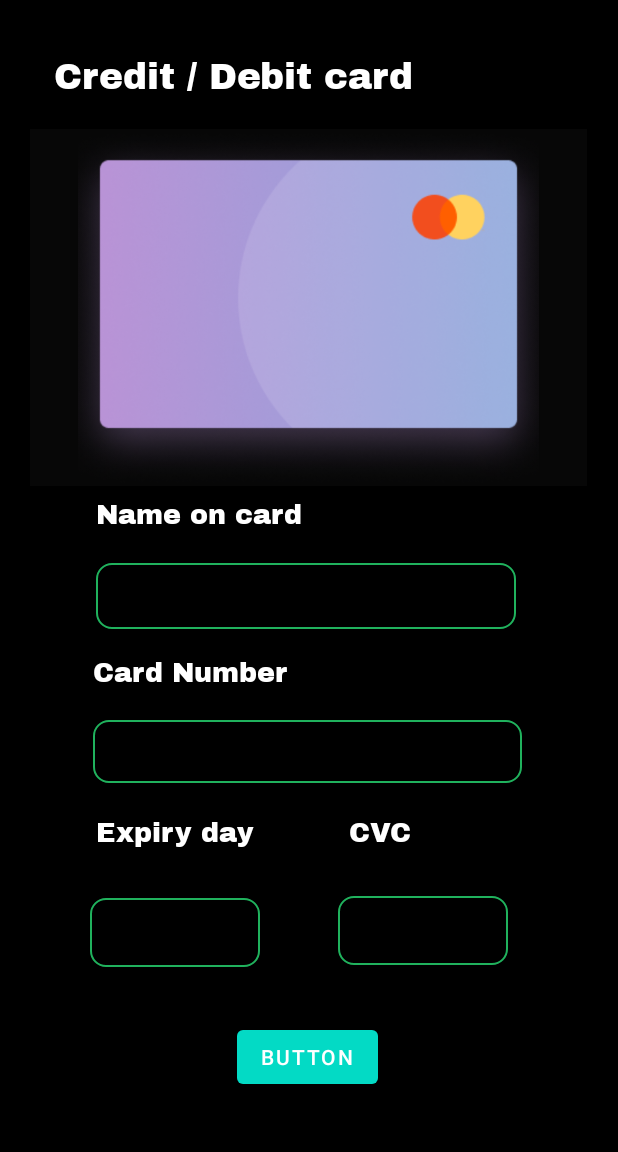
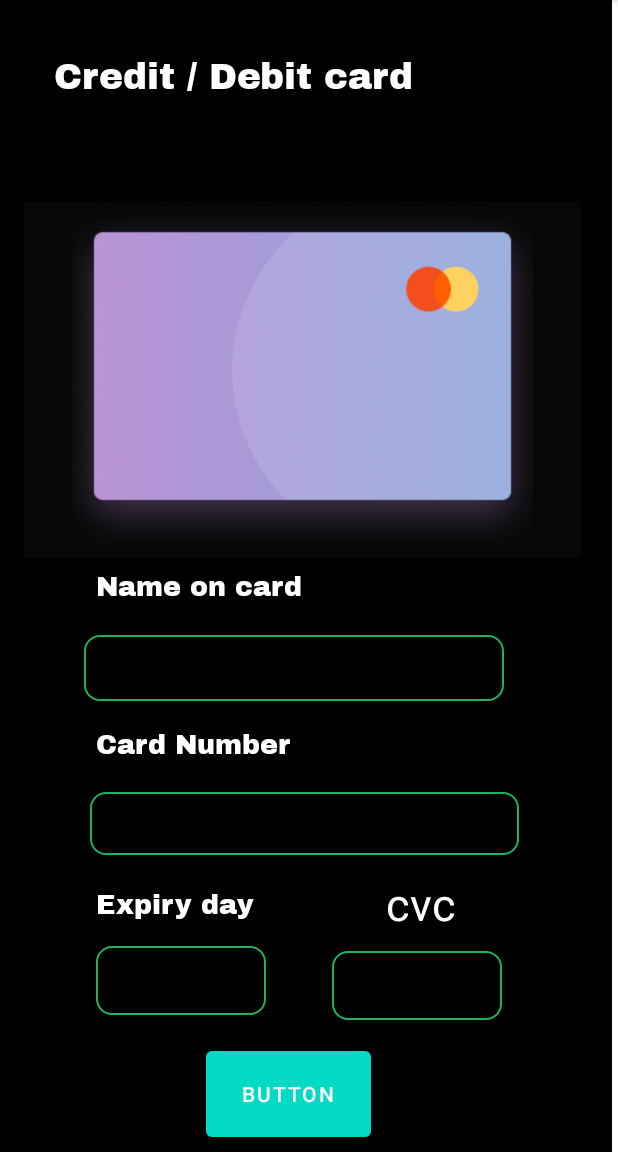
Before and after one commit to diegoperezceada/DelivreyApp, an Android app: the pay_method screen opened directly, with no data from a screen before it, after a tap on "BUTTON", on a phone screen of 412 x 824 dp, the part 84-1236 px from its top. Run offline under Robolectric (Android 15) with nearby library versions, the phone set to English and light mode, and no system bars; Roboto replaces fonts that are not available here.

Commit message:
arreglado lo la direccion de la tarjeta al restaurantes, tambien de que login te mande al restaurantes (falta arreglar que la parte de login, el boton confirmar se sube a la parte de la contraseña)

```diff
--- a/app/src/main/java/institute/immune/delivreyapp/Registrer.java
+++ b/app/src/main/java/institute/immune/delivreyapp/Registrer.java
@@ -39,15 +39,12 @@ public class Registrer extends AppCompatActivity {
         myOpenHelper = new MyOpenHelper(this);
     }
 
-
-
     public void OnclickLogin(View view){
         Intent intent = new Intent(this, login.class);
         startActivity(intent);
     }
 
     public void recogerDatos(View view){
-
 
         String datos_Phone = phone.getText().toString();
         String datosMail = mail.getText().toString();
@@ -79,7 +76,7 @@ public class Registrer extends AppCompatActivity {
 
         else{
             myOpenHelper.insert_user(datos_Phone, datosMail, datosPassword);
-            Intent intent = new Intent(this, intermedia.class);
+            Intent intent = new Intent(this, pay_method.class);
             startActivity(intent);
 
 
--- a/app/src/main/java/institute/immune/delivreyapp/pay_method.java
+++ b/app/src/main/java/institute/immune/delivreyapp/pay_method.java
@@ -2,6 +2,7 @@ package institute.immune.delivreyapp;
 
 import androidx.appcompat.app.AppCompatActivity;
 
+import android.content.Intent;
 import android.os.Bundle;
 import android.view.View;
 import android.widget.EditText;
@@ -36,11 +37,6 @@ public class pay_method extends AppCompatActivity {
     public void comprobar(View view) {
         listaNombre.add(name.getText().toString());
         String card = number.getText().toString();
-        if (listaNombre.size() != 3) {
-            Toast toast1 = Toast.makeText(view.getContext(),
-                    "Inserte un nombre válido", Toast.LENGTH_SHORT);
-            toast1.show();
-        }
 
         if (number.getText().length() != 16){
             Toast toast1 = Toast.makeText(view.getContext(),
@@ -62,5 +58,11 @@ public class pay_method extends AppCompatActivity {
                             "", Toast.LENGTH_SHORT);
             toast1.show();
         }
+
+        else{
+            Intent intent = new Intent(this, Restaurantes.class);
+            startActivity(intent);
+        }
     }
+
 }
--- a/app/src/main/res/layout/activity_login.xml
+++ b/app/src/main/res/layout/activity_login.xml
@@ -46,6 +46,8 @@
         android:textColor="@android:color/darker_gray"
         app:layout_constraintBottom_toTopOf="@+id/confrim_registrer"
         app:layout_constraintStart_toStartOf="parent"
+        app:layout_constraintTop_toBottomOf="@+id/textView3"
+        app:layout_constraintVertical_bias="1.0"
         tools:ignore="SpeakableTextPresentCheck" />
 
     <TextView
--- a/app/src/main/res/layout/activity_pay_method.xml
+++ b/app/src/main/res/layout/activity_pay_method.xml
@@ -1,18 +1,26 @@
 <?xml version="1.0" encoding="utf-8"?>
-<androidx.constraintlayout.widget.ConstraintLayout xmlns:android="http://schemas.android.com/apk/res/android"
+<ScrollView xmlns:android="http://schemas.android.com/apk/res/android"
     xmlns:app="http://schemas.android.com/apk/res-auto"
     xmlns:tools="http://schemas.android.com/tools"
+    android:layout_width="408dp"
+    android:layout_height="wrap_content"
+    tools:ignore="SpeakableTextPresentCheck"
+    tools:layout_editor_absoluteX="1dp"
+    tools:layout_editor_absoluteY="2dp"
+    android:fillViewport="true">
+
+    <androidx.constraintlayout.widget.ConstraintLayout
         android:layout_width="match_parent"
-    android:layout_height="match_parent"
+        android:layout_height="wrap_content"
         android:background="#000000"
-    tools:context=".pay_method">
+        tools:context=".MainActivity">
 
         <ImageView
             android:id="@+id/imageView2"
             android:layout_width="371dp"
             android:layout_height="238dp"
-        android:layout_marginStart="20dp"
-        android:layout_marginTop="20dp"
+            android:layout_marginStart="16dp"
+            android:layout_marginTop="68dp"
             android:background="#000000"
             android:backgroundTint="#070707"
             android:backgroundTintMode="add"
@@ -38,7 +46,7 @@
         android:id="@+id/number"
         android:layout_width="286dp"
         android:layout_height="42dp"
-        android:layout_marginStart="62dp"
+        android:layout_marginStart="60dp"
         android:layout_marginTop="20dp"
         android:background="@drawable/pagos_xml"
         android:ems="10"
@@ -65,7 +73,7 @@
         android:id="@+id/textView11"
         android:layout_width="wrap_content"
         android:layout_height="wrap_content"
-        android:layout_marginStart="62dp"
+        android:layout_marginStart="64dp"
         android:layout_marginTop="18dp"
         android:fontFamily="@font/archivo_black"
         android:text="Card Number"
@@ -78,7 +86,7 @@
         android:id="@+id/name"
         android:layout_width="280dp"
         android:layout_height="44dp"
-        android:layout_marginStart="64dp"
+        android:layout_marginStart="56dp"
         android:layout_marginTop="18dp"
         android:background="@drawable/pagos_xml"
         android:ems="10"
@@ -107,8 +115,8 @@
         android:id="@+id/date"
         android:layout_width="113dp"
         android:layout_height="46dp"
-        android:layout_marginStart="60dp"
-        android:layout_marginTop="32dp"
+        android:layout_marginStart="64dp"
+        android:layout_marginTop="16dp"
         android:background="@drawable/pagos_xml"
         android:ems="10"
         android:inputType="date"
@@ -118,26 +126,11 @@
         app:layout_constraintTop_toBottomOf="@+id/textView12" />
 
     <EditText
-        android:id="@+id/editTextTextPersonName2"
-        android:layout_width="119dp"
-        android:layout_height="wrap_content"
-        android:layout_marginStart="51dp"
-        android:layout_marginTop="12dp"
-        android:ems="10"
-        android:fontFamily="@font/archivo_black"
-        android:inputType="textPersonName"
-        android:text="CVC"
-        android:textColor="#FFFFFF"
-        android:textSize="18dp"
-        app:layout_constraintStart_toEndOf="@+id/textView12"
-        app:layout_constraintTop_toBottomOf="@+id/number" />
-
-    <EditText
         android:id="@+id/cvc"
         android:layout_width="113dp"
         android:layout_height="46dp"
-        android:layout_marginStart="52dp"
-        android:layout_marginTop="20dp"
+        android:layout_marginStart="44dp"
+        android:layout_marginTop="11dp"
         android:background="@drawable/pagos_xml"
         android:ems="10"
         android:inputType="number"
@@ -148,14 +141,30 @@
 
         <Button
             android:id="@+id/button"
-        android:layout_width="wrap_content"
-        android:layout_height="wrap_content"
+            android:layout_width="110dp"
+            android:layout_height="69dp"
             android:layout_marginStart="158dp"
             android:layout_marginTop="18dp"
             android:layout_marginBottom="21dp"
             android:onClick="comprobar"
             android:text="Button"
             app:layout_constraintBottom_toBottomOf="parent"
+            app:layout_constraintEnd_toStartOf="@+id/cvc"
+            app:layout_constraintHorizontal_bias="0.446"
             app:layout_constraintStart_toStartOf="parent"
-        app:layout_constraintTop_toBottomOf="@+id/date" />
+            app:layout_constraintTop_toBottomOf="@+id/date"
+            app:layout_constraintVertical_bias="1.0" />
+
+        <TextView
+        android:id="@+id/editTextTextPersonName2"
+        android:layout_width="wrap_content"
+        android:layout_height="wrap_content"
+        android:layout_marginStart="80dp"
+        android:layout_marginTop="12dp"
+        android:text="cvc"
+        android:textColor="#FFFFFF"
+        android:textSize="30dp"
+        app:layout_constraintStart_toEndOf="@+id/textView12"
+        app:layout_constraintTop_toBottomOf="@+id/number" />
     </androidx.constraintlayout.widget.ConstraintLayout>
+</ScrollView>
```
Lines whose indentation alone changed are shown as unchanged.
